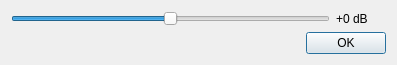
Before: the Qt Designer form src/mumble/UserVolume.ui in mumble-voip/mumble, drawn with Qt 5.
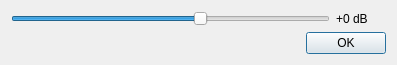
After: the same form once the commit is applied.

Commit message: Adjusted volume gain interval.

```diff
--- a/src/mumble/UserVolume.ui
+++ b/src/mumble/UserVolume.ui
@@ -20,10 +20,10 @@
       <string>&lt;b&gt;Adjust the volume of other users locally&lt;/b&gt;&lt;br /&gt;Mumble supports adjusting the volume of other users locally.</string>
      </property>
      <property name="minimum">
-      <number>-50</number>
+      <number>-30</number>
      </property>
      <property name="maximum">
-      <number>50</number>
+      <number>20</number>
      </property>
      <property name="value">
       <number>0</number>
```
